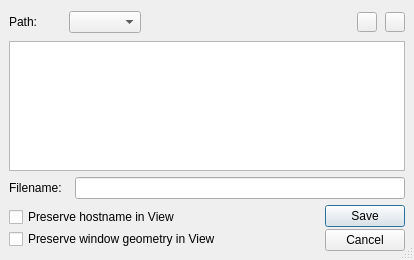
Old version of the form src/chart/saveviewdialog.ui in the repository performancecopilot/pcp.
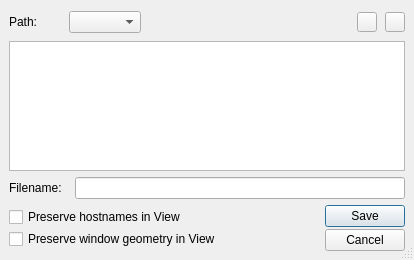
New version of the form. Icons and pictures are not drawn.

Commit message:
Default to dynamic hostname views only for single host charts
If we have multiple hosts in a single chart, a better default
(for just that case) is to save the hostnames explicitly.

Resolves Red Hat bugzilla #1069964.

What changed in the file:
```diff
--- a/src/chart/saveviewdialog.ui
+++ b/src/chart/saveviewdialog.ui
@@ -241,7 +241,7 @@
           <enum>Qt::LeftToRight</enum>
          </property>
          <property name="text" >
-          <string>Preserve hostname in View</string>
+          <string>Preserve hostnames in View</string>
          </property>
         </widget>
        </item>
```
The commit also changes 3 other files.
